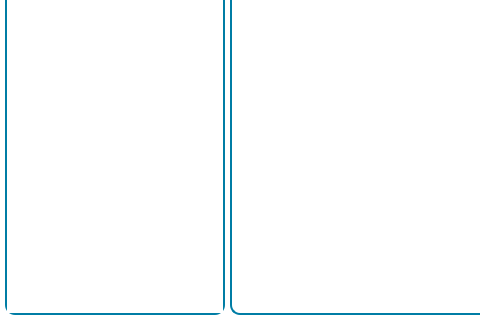
The window that SS_GDE/ViewWidget/viewwidget.ui (Micheal1022/SS_GDE_Project) describes before a commit, drawn with Qt 5; both pictures show x 0 to 480 and y 380 to 700 of the 1350 by 700 pixel window.
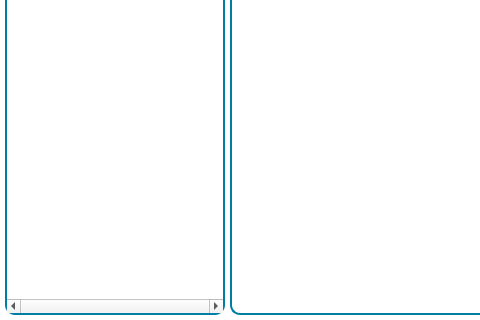
The same window after the commit.

The edit to the form file:
```diff
--- a/SS_GDE/ViewWidget/viewwidget.ui
+++ b/SS_GDE/ViewWidget/viewwidget.ui
@@ -110,9 +110,9 @@
 }
 </string>
      </property>
-     <attribute name="headerCascadingSectionResizes">
-      <bool>false</bool>
-     </attribute>
+     <property name="horizontalScrollBarPolicy">
+      <enum>Qt::ScrollBarAlwaysOn</enum>
+     </property>
      <column>
       <property name="text">
        <string>项目索引</string>
```
